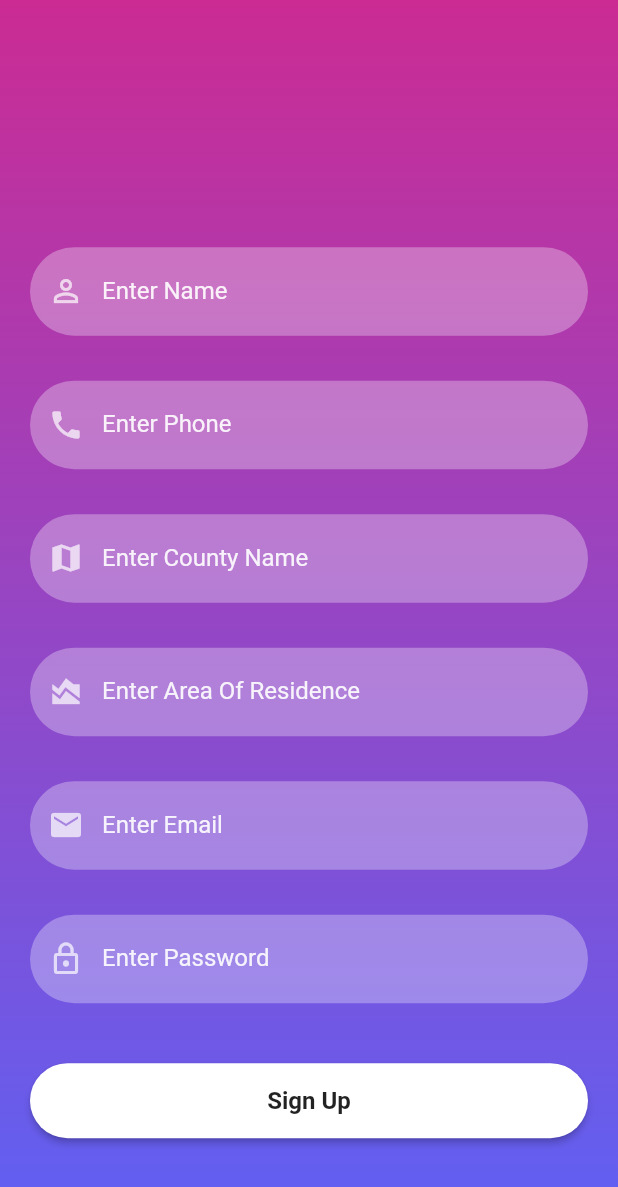
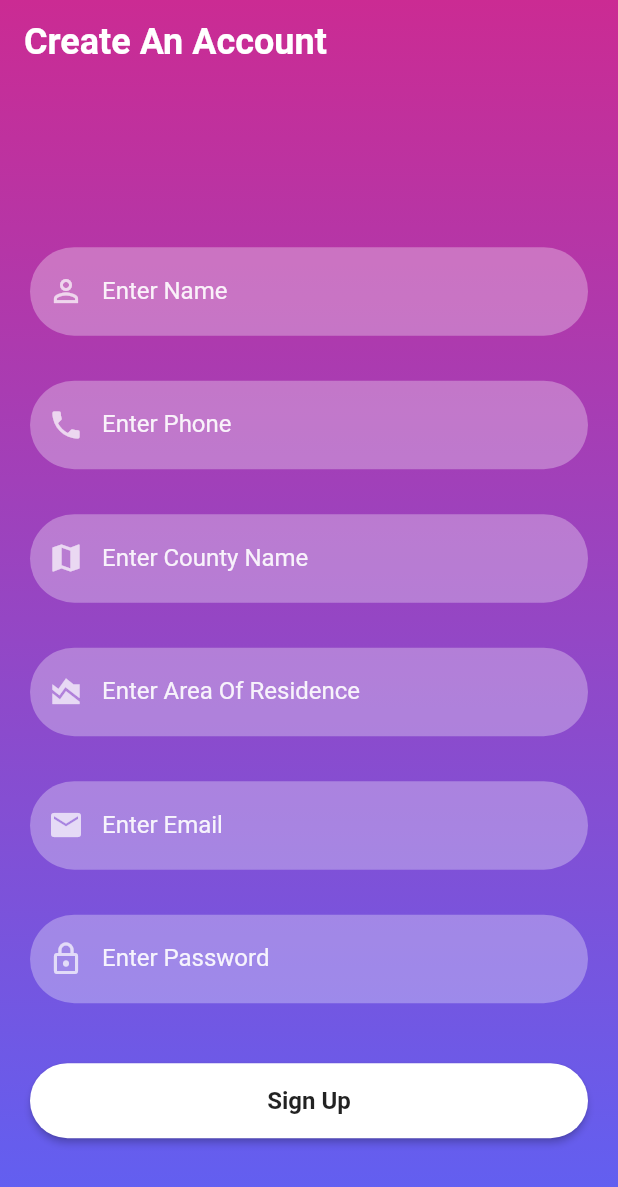
Before and after one commit to alvine2200/firabase_auth, a Flutter app: the RegisterScreen screen opened directly, on a phone screen of 412 x 824 dp. Shown: the top 1187 px of the screen. Run offline on Flutter 3.47's test engine with Material 2 defaults, Android fonts, the light colour scheme and no system bars.

```diff
--- a/lib/screens/register_screen.dart
+++ b/lib/screens/register_screen.dart
@@ -21,6 +21,18 @@ class _RegisterScreenState extends State<RegisterScreen> {
   @override
   Widget build(BuildContext context) {
     return Scaffold(
+      extendBodyBehindAppBar: true,
+      appBar: AppBar(
+        backgroundColor: Colors.transparent,
+        elevation: 0,
+        title: const Text(
+          'Create An Account',
+          style: TextStyle(
+            fontWeight: FontWeight.bold,
+            fontSize: 24,
+          ),
+        ),
+      ),
       body: Container(
         height: MediaQuery.of(context).size.height,
         width: MediaQuery.of(context).size.width,
```
